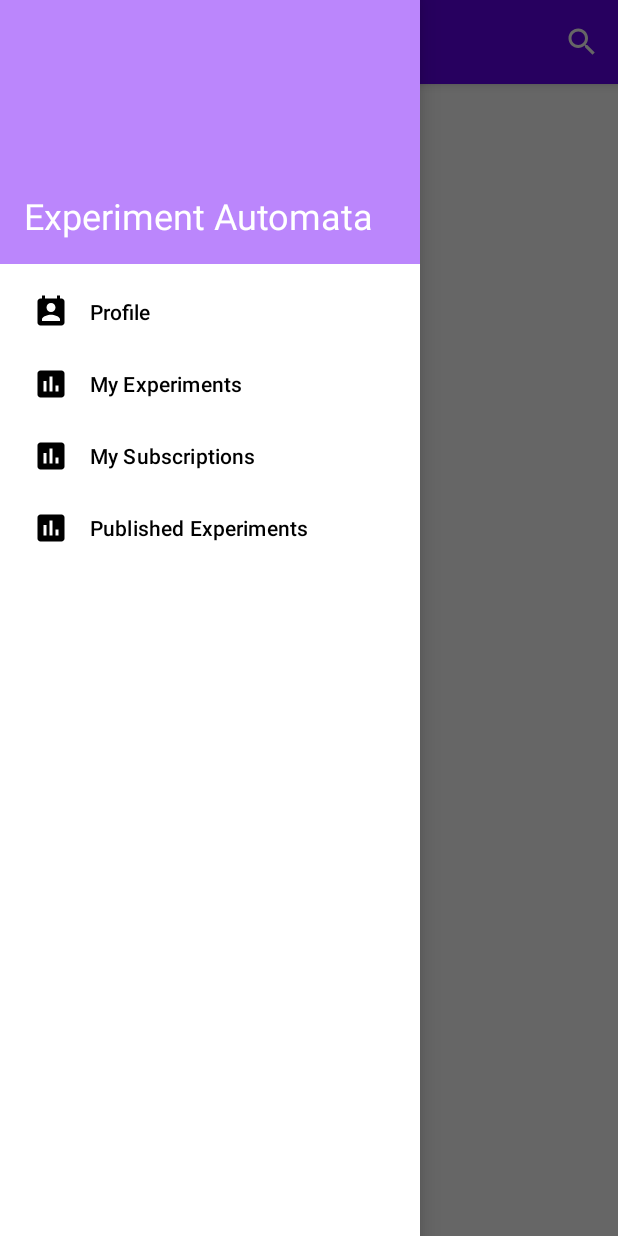
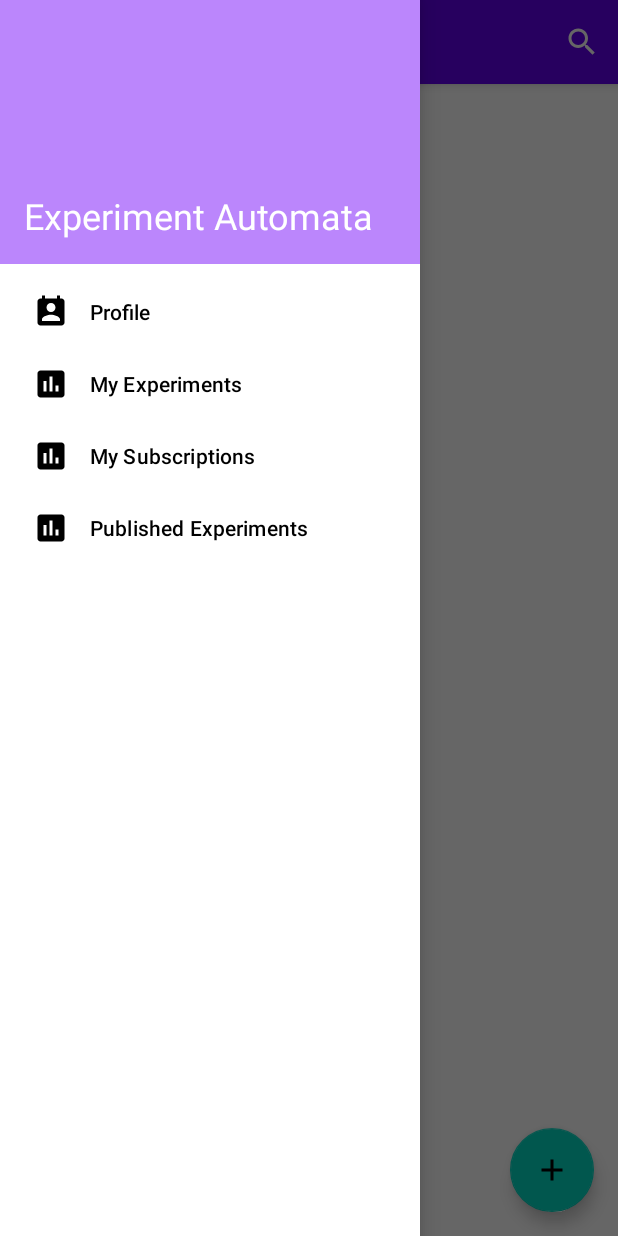
Before and after one commit to CMPUT301W21T03/Experiment-Automata, an Android app: the QuestionDisplay screen opened through its navigation route, with the side drawer open, on a phone screen of 412 x 824 dp. Run offline under Robolectric (Android 15) with nearby library versions, the phone set to English and light mode, and no system bars; our stand-ins replace Firebase (no records; nobody signed in at launch, a user with empty details on screens opened directly), navigation-ui; libraries missing offline, so code that uses them is left out: org.osmdroid.views; 2 statements that could not run were skipped.

Commit message:
fixed fab button on question change

```diff
--- a/code/app/src/main/java/com/example/experiment_automata/ui/experiments/NavExperimentDetailsFragment.java
+++ b/code/app/src/main/java/com/example/experiment_automata/ui/experiments/NavExperimentDetailsFragment.java
@@ -292,6 +292,8 @@ public class NavExperimentDetailsFragment extends Fragment {
      * Set up and gets read to launch the questions display.
      */
     private void launchQuestionView() {
+        (((NavigationActivity)getActivity()).findViewById(R.id.fab_button)).setVisibility(View.VISIBLE);
+
         NavigationActivity parentActivity = (NavigationActivity) getActivity();
         Bundle questionBundle = new Bundle();
         questionBundle.putSerializable(QuestionDisplay.QUESTION_EXPERIMENT,
--- a/code/app/src/main/java/com/example/experiment_automata/ui/question/QuestionDisplay.java
+++ b/code/app/src/main/java/com/example/experiment_automata/ui/question/QuestionDisplay.java
@@ -139,4 +139,10 @@ public class QuestionDisplay extends Fragment {
                 .getExperimentQuestions(currentExperiment
                         .getExperimentId()), getActivity()));
     }
+
+    @Override
+    public void onStart() {
+        super.onStart();
+        (((NavigationActivity)getActivity()).findViewById(R.id.fab_button)).setVisibility(View.VISIBLE);
+    }
 }
```
